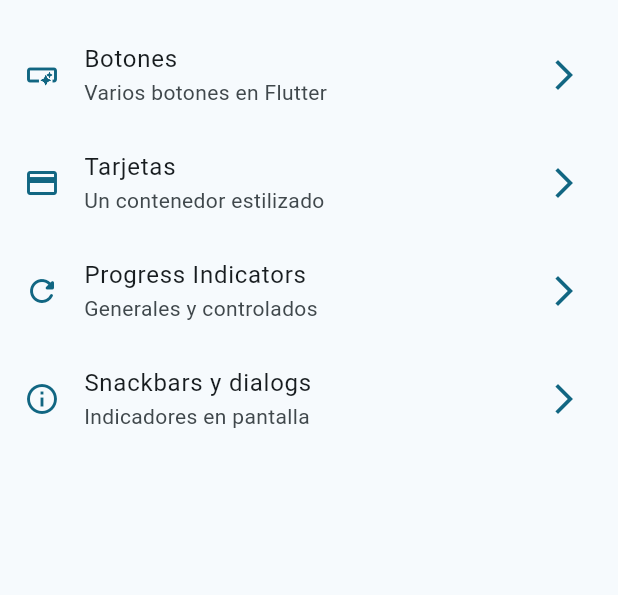
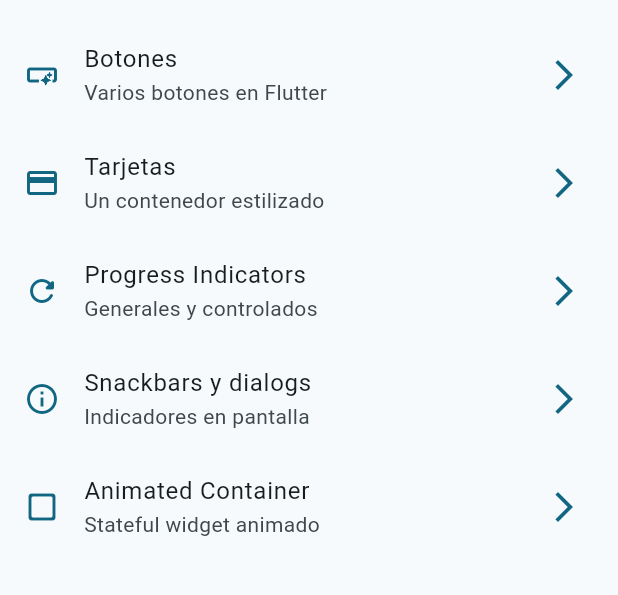
Before and after one commit to jimcode1090/widgets_app, a Flutter app: the screen it shows after launch, on a phone screen of 412 x 824 dp, the part 63-658 px from its top. Run offline on Flutter 3.47's test engine with Material 3 defaults, Android fonts, the phone set to English and light mode, and no system bars; our stand-ins replace go_router.

Commit message:
animated container finish

```diff
--- a/lib/config/menu/menu_items.dart
+++ b/lib/config/menu/menu_items.dart
@@ -39,4 +39,10 @@ const appMenuItems = <MenuItems>[
     link: '/snackbars',
     icon: Icons.info_outline,
   ),
+  MenuItems(
+    title: 'Animated Container',
+    subtitle: 'Stateful widget animado',
+    link: '/animated',
+    icon: Icons.check_box_outline_blank_rounded,
+  ),
 ];
--- a/lib/config/router/app_router.dart
+++ b/lib/config/router/app_router.dart
@@ -29,5 +29,10 @@ final appRouter = GoRouter(
       name: SnackbarScreen.name,
       builder: (context, state) => const SnackbarScreen(),
     ),
+    GoRoute(
+      path: '/animated',
+      name: AnimatedScreen.name,
+      builder: (context, state) => const AnimatedScreen(),
+    ),
   ],
 );
```
Also changed, not shown: lib/presentation/screens/animated/animated_screen.dart (+48 -3 lines).
